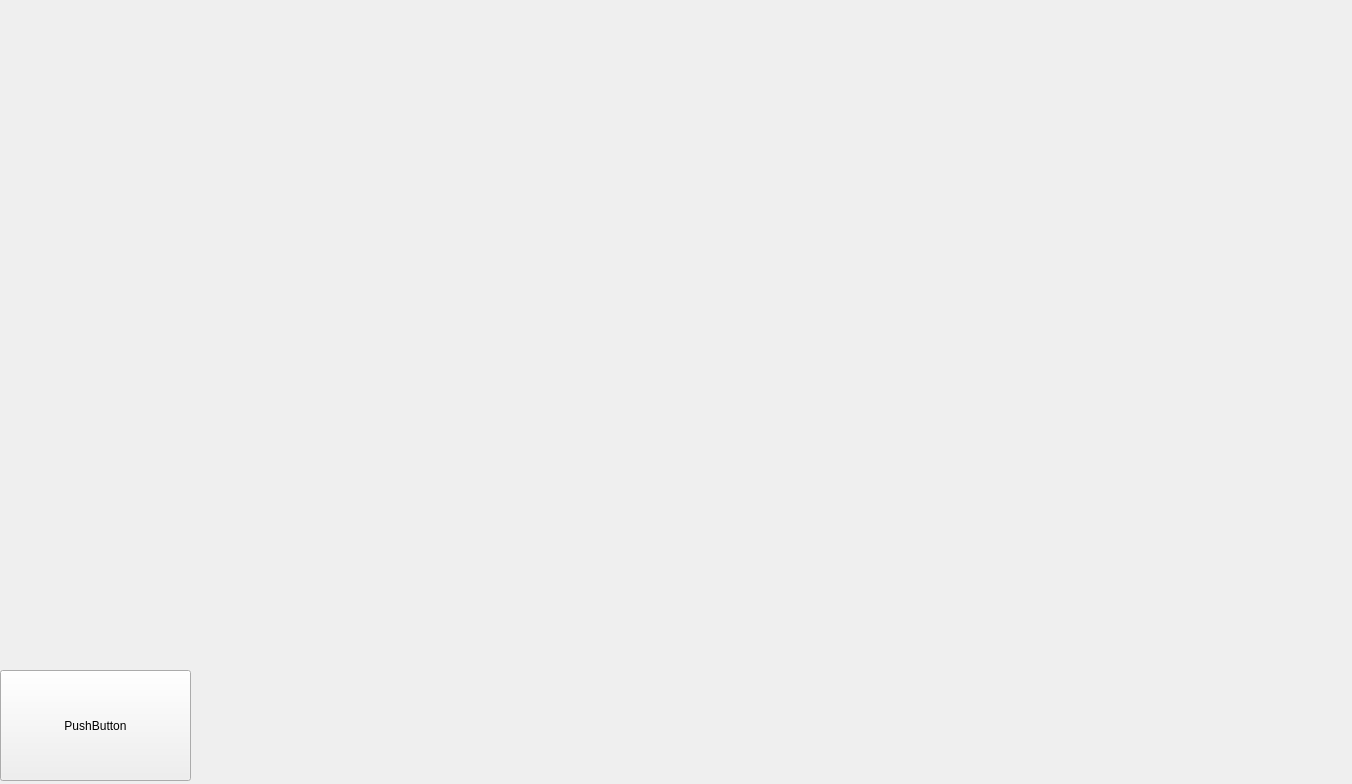
This is src/blueprintwidget.ui in codingburgas/school-project-assignment-ets as Qt 5 draws it before an edit. The edited form follows.
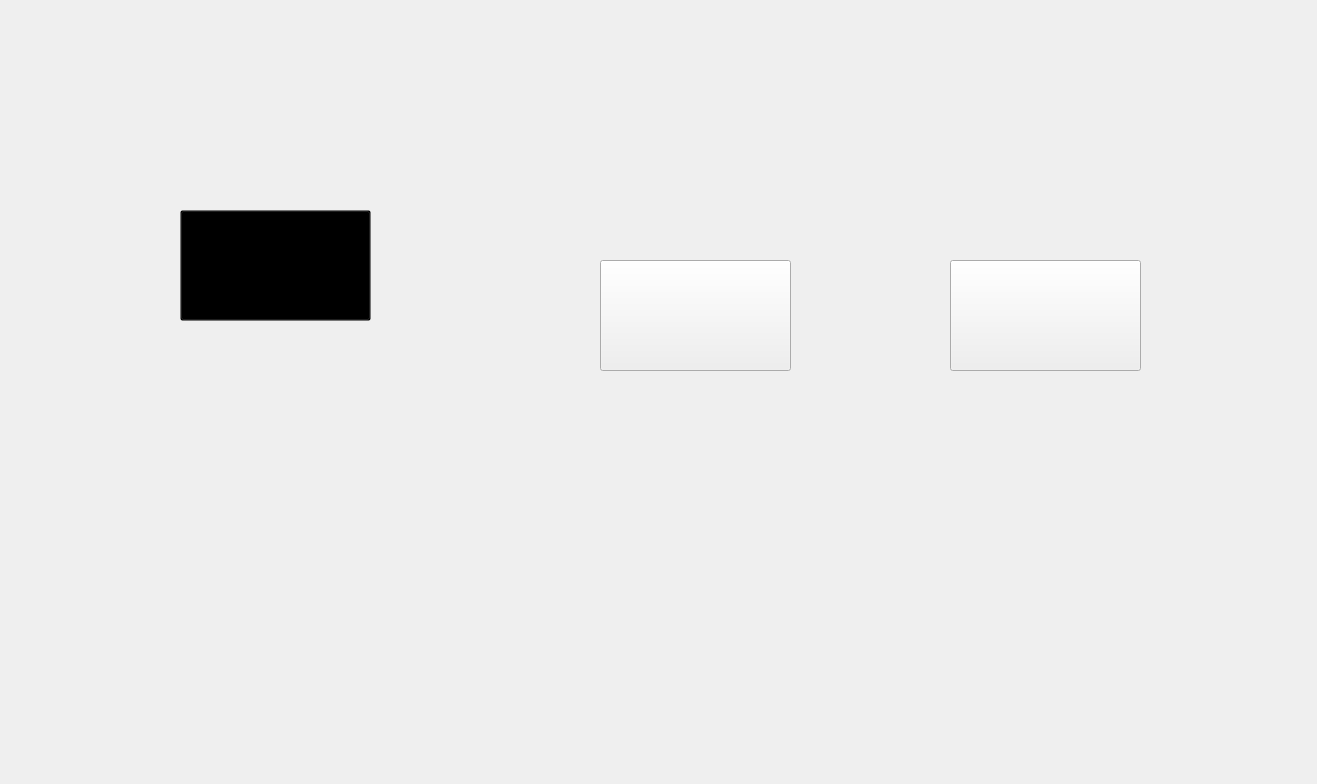
This is the edited form.

Patch:
```diff
--- a/src/blueprintwidget.ui
+++ b/src/blueprintwidget.ui
@@ -6,7 +6,7 @@
    <rect>
     <x>0</x>
     <y>0</y>
-    <width>1352</width>
+    <width>1317</width>
     <height>784</height>
    </rect>
   </property>
@@ -21,7 +21,7 @@
   <widget class="QLabel" name="blueprintPic">
    <property name="geometry">
     <rect>
-     <x>-10</x>
+     <x>-20</x>
      <y>0</y>
      <width>1351</width>
      <height>781</height>
@@ -34,14 +34,82 @@
   <widget class="QPushButton" name="pushButton">
    <property name="geometry">
     <rect>
-     <x>0</x>
-     <y>670</y>
+     <x>180</x>
+     <y>210</y>
      <width>191</width>
      <height>111</height>
     </rect>
    </property>
+   <property name="styleSheet">
+    <string notr="true">background-color: transparent;</string>
+   </property>
    <property name="text">
-    <string>PushButton</string>
+    <string/>
+   </property>
+  </widget>
+  <widget class="QPushButton" name="adminButton">
+   <property name="geometry">
+    <rect>
+     <x>600</x>
+     <y>260</y>
+     <width>191</width>
+     <height>111</height>
+    </rect>
+   </property>
+   <property name="text">
+    <string/>
+   </property>
+  </widget>
+  <widget class="QPushButton" name="chatButton">
+   <property name="geometry">
+    <rect>
+     <x>950</x>
+     <y>260</y>
+     <width>191</width>
+     <height>111</height>
+    </rect>
+   </property>
+   <property name="text">
+    <string/>
+   </property>
+  </widget>
+  <widget class="QLabel" name="coursePic">
+   <property name="geometry">
+    <rect>
+     <x>230</x>
+     <y>230</y>
+     <width>91</width>
+     <height>71</height>
+    </rect>
+   </property>
+   <property name="text">
+    <string/>
+   </property>
+  </widget>
+  <widget class="QLabel" name="adminPic">
+   <property name="geometry">
+    <rect>
+     <x>650</x>
+     <y>280</y>
+     <width>91</width>
+     <height>71</height>
+    </rect>
+   </property>
+   <property name="text">
+    <string/>
+   </property>
+  </widget>
+  <widget class="QLabel" name="chatPic">
+   <property name="geometry">
+    <rect>
+     <x>1020</x>
+     <y>280</y>
+     <width>91</width>
+     <height>71</height>
+    </rect>
+   </property>
+   <property name="text">
+    <string/>
    </property>
   </widget>
  </widget>
```
